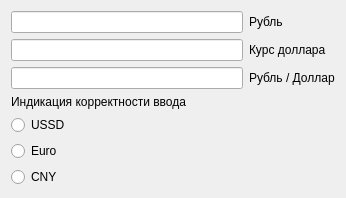
The window that Widget.ui (ev-nik/-urrency-converter) describes before a commit, drawn with Qt 5.
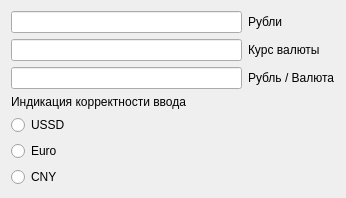
The same window after the commit.

Commit message: Добавлено сохранеие

The edit to the form file:
```diff
--- a/Widget.ui
+++ b/Widget.ui
@@ -39,21 +39,21 @@
      <item row="0" column="1">
       <widget class="QLabel" name="info_2">
        <property name="text">
-        <string>Рубль</string>
+        <string>Рубли</string>
        </property>
       </widget>
      </item>
      <item row="2" column="1">
       <widget class="QLabel" name="info_3">
        <property name="text">
-        <string>Рубль / Доллар</string>
+        <string>Рубль / Валюта</string>
        </property>
       </widget>
      </item>
      <item row="1" column="1">
       <widget class="QLabel" name="info_4">
        <property name="text">
-        <string>Курс доллара</string>
+        <string>Курс валюты</string>
        </property>
       </widget>
      </item>
```
The commit also changes 2 other files.
